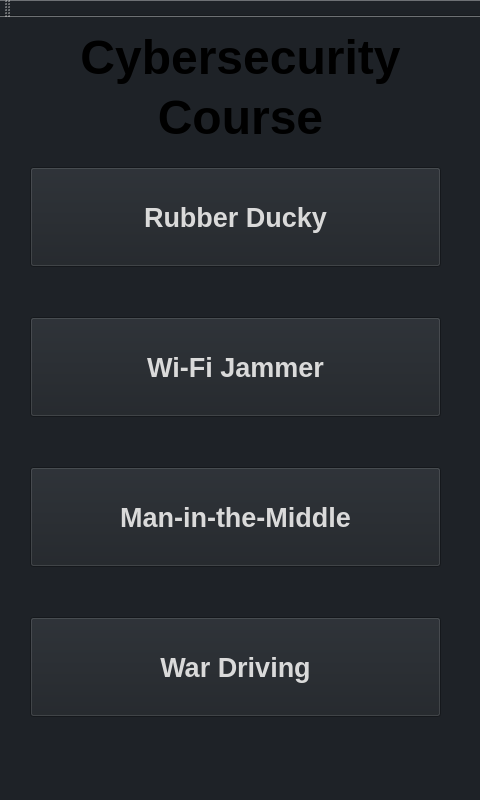
Qt form QT_Test/QT_Test/main_window.ui (GeekTech-mirror/qt-cybersecurity_lesson) before a commit.
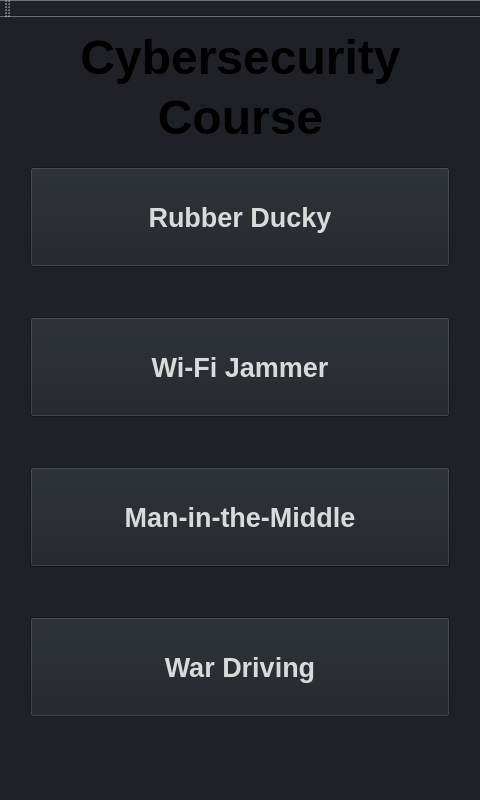
The same form after that commit.

What changed in the file:
```diff
--- a/QT_Test/QT_Test/main_window.ui
+++ b/QT_Test/QT_Test/main_window.ui
@@ -24,9 +24,93 @@
   </property>
   <property name="palette">
    <palette>
-    <active/>
-    <inactive/>
-    <disabled/>
+    <active>
+     <colorrole role="Button">
+      <brush brushstyle="SolidPattern">
+       <color alpha="255">
+        <red>30</red>
+        <green>34</green>
+        <blue>39</blue>
+       </color>
+      </brush>
+     </colorrole>
+     <colorrole role="Base">
+      <brush brushstyle="SolidPattern">
+       <color alpha="255">
+        <red>30</red>
+        <green>34</green>
+        <blue>39</blue>
+       </color>
+      </brush>
+     </colorrole>
+     <colorrole role="Window">
+      <brush brushstyle="SolidPattern">
+       <color alpha="255">
+        <red>30</red>
+        <green>34</green>
+        <blue>39</blue>
+       </color>
+      </brush>
+     </colorrole>
+    </active>
+    <inactive>
+     <colorrole role="Button">
+      <brush brushstyle="SolidPattern">
+       <color alpha="255">
+        <red>30</red>
+        <green>34</green>
+        <blue>39</blue>
+       </color>
+      </brush>
+     </colorrole>
+     <colorrole role="Base">
+      <brush brushstyle="SolidPattern">
+       <color alpha="255">
+        <red>30</red>
+        <green>34</green>
+        <blue>39</blue>
+       </color>
+      </brush>
+     </colorrole>
+     <colorrole role="Window">
+      <brush brushstyle="SolidPattern">
+       <color alpha="255">
+        <red>30</red>
+        <green>34</green>
+        <blue>39</blue>
+       </color>
+      </brush>
+     </colorrole>
+    </inactive>
+    <disabled>
+     <colorrole role="Button">
+      <brush brushstyle="SolidPattern">
+       <color alpha="255">
+        <red>30</red>
+        <green>34</green>
+        <blue>39</blue>
+       </color>
+      </brush>
+     </colorrole>
+     <colorrole role="Base">
+      <brush brushstyle="SolidPattern">
+       <color alpha="255">
+        <red>30</red>
+        <green>34</green>
+        <blue>39</blue>
+       </color>
+      </brush>
+     </colorrole>
+     <colorrole role="Window">
+      <brush brushstyle="SolidPattern">
+       <color alpha="255">
+        <red>30</red>
+        <green>34</green>
+        <blue>39</blue>
+       </color>
+      </brush>
+     </colorrole>
+    </disabled>
    </palette>
   </property>
   <property name="windowTitle">
@@ -41,9 +125,93 @@
    </property>
    <property name="palette">
     <palette>
-     <active/>
-     <inactive/>
-     <disabled/>
+     <active>
+      <colorrole role="Button">
+       <brush brushstyle="SolidPattern">
+        <color alpha="255">
+         <red>30</red>
+         <green>34</green>
+         <blue>39</blue>
+        </color>
+       </brush>
+      </colorrole>
+      <colorrole role="Base">
+       <brush brushstyle="SolidPattern">
+        <color alpha="255">
+         <red>30</red>
+         <green>34</green>
+         <blue>39</blue>
+        </color>
+       </brush>
+      </colorrole>
+      <colorrole role="Window">
+       <brush brushstyle="SolidPattern">
+        <color alpha="255">
+         <red>30</red>
+         <green>34</green>
+         <blue>39</blue>
+        </color>
+       </brush>
+      </colorrole>
+     </active>
+     <inactive>
+      <colorrole role="Button">
+       <brush brushstyle="SolidPattern">
+        <color alpha="255">
+         <red>30</red>
+         <green>34</green>
+         <blue>39</blue>
+        </color>
+       </brush>
+      </colorrole>
+      <colorrole role="Base">
+       <brush brushstyle="SolidPattern">
+        <color alpha="255">
+         <red>30</red>
+         <green>34</green>
+         <blue>39</blue>
+        </color>
+       </brush>
+      </colorrole>
+      <colorrole role="Window">
+       <brush brushstyle="SolidPattern">
+        <color alpha="255">
+         <red>30</red>
+         <green>34</green>
+         <blue>39</blue>
+        </color>
+       </brush>
+      </colorrole>
+     </inactive>
+     <disabled>
+      <colorrole role="Button">
+       <brush brushstyle="SolidPattern">
+        <color alpha="255">
+         <red>30</red>
+         <green>34</green>
+         <blue>39</blue>
+        </color>
+       </brush>
+      </colorrole>
+      <colorrole role="Base">
+       <brush brushstyle="SolidPattern">
+        <color alpha="255">
+         <red>30</red>
+         <green>34</green>
+         <blue>39</blue>
+        </color>
+       </brush>
+      </colorrole>
+      <colorrole role="Window">
+       <brush brushstyle="SolidPattern">
+        <color alpha="255">
+         <red>30</red>
+         <green>34</green>
+         <blue>39</blue>
+        </color>
+       </brush>
+      </colorrole>
+     </disabled>
     </palette>
    </property>
    <property name="styleSheet">
@@ -57,7 +225,7 @@
      <rect>
       <x>30</x>
       <y>150</y>
-      <width>411</width>
+      <width>420</width>
       <height>100</height>
      </rect>
     </property>
@@ -653,7 +821,7 @@
      <rect>
       <x>30</x>
       <y>300</y>
-      <width>411</width>
+      <width>420</width>
       <height>100</height>
      </rect>
     </property>
@@ -1249,7 +1417,7 @@
      <rect>
       <x>30</x>
       <y>450</y>
-      <width>411</width>
+      <width>420</width>
       <height>100</height>
      </rect>
     </property>
@@ -1845,7 +2013,7 @@
      <rect>
       <x>30</x>
       <y>600</y>
-      <width>411</width>
+      <width>420</width>
       <height>100</height>
      </rect>
     </property>
```
